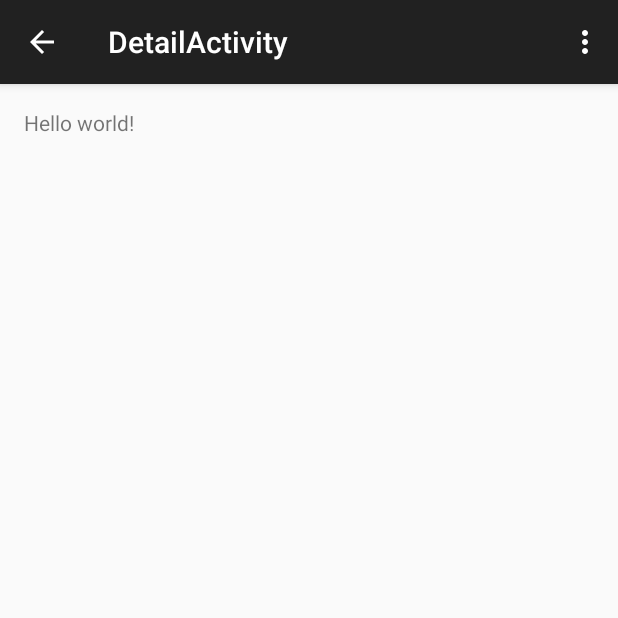
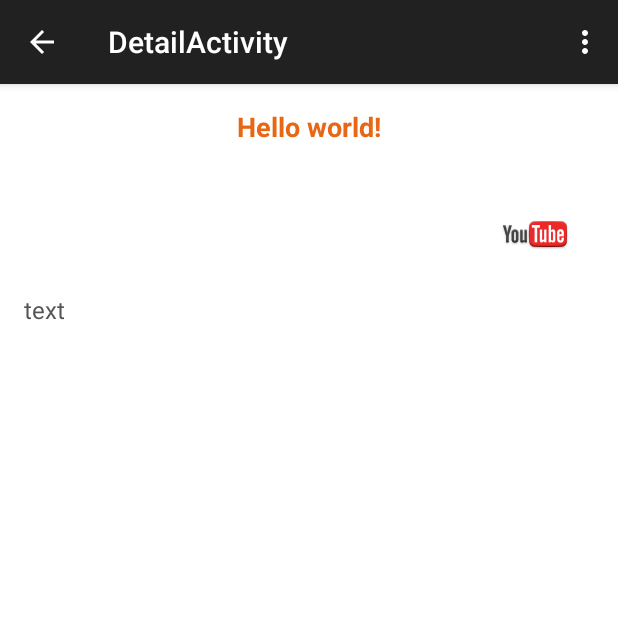
Before and after one commit to chebTS/hromadskeCK2015, an Android app: the fragment DetailFragment placed in its activity, on a phone screen of 412 x 824 dp, the top half of it. Run offline under Robolectric (Android 15) with nearby library versions, the phone set to English and light mode, and no system bars; libraries missing offline, so code that uses them is left out: com.nostra13.universalimageloader; 5 statements that could not run were skipped.

Commit message:
DetailsFragment

```diff
--- a/Hromadske/app/src/main/java/com/hromadske/tv/ck/adapters/BaseEntitiesAdapter.java
+++ b/Hromadske/app/src/main/java/com/hromadske/tv/ck/adapters/BaseEntitiesAdapter.java
@@ -47,7 +47,6 @@ public class BaseEntitiesAdapter extends ArrayAdapter<BaseEntity> {
         BaseEntity entity = getItem(position);
         holder.txtName.setText(entity.getTitle());
         ImageAware imageAware = new ImageViewAware(holder.imgIcon);
-
         IMAGELOADER.displayImage(entity.getImage(), imageAware);
         return convertView;
     }
--- a/Hromadske/app/src/main/java/com/hromadske/tv/ck/fragments/DetailFragment.java
+++ b/Hromadske/app/src/main/java/com/hromadske/tv/ck/fragments/DetailFragment.java
@@ -7,31 +7,48 @@ import android.os.Bundle;
 import android.view.LayoutInflater;
 import android.view.View;
 import android.view.ViewGroup;
+import android.widget.ImageView;
 import android.widget.TextView;
 
 import com.hromadske.tv.ck.R;
 import com.hromadske.tv.ck.entities.BaseEntity;
 import com.hromadske.tv.ck.utils.SystemUtils;
+import com.nostra13.universalimageloader.core.imageaware.ImageAware;
+import com.nostra13.universalimageloader.core.imageaware.ImageViewAware;
+
+import static com.hromadske.tv.ck.utils.SystemUtils.*;
+import static com.hromadske.tv.ck.utils.SystemUtils.IMAGELOADER;
 
 /**
  * Created by cheb on 28.12.2014.
  */
-public class DetailFragment extends Fragment {
-
+public class DetailFragment extends Fragment implements View.OnClickListener {
+    private BaseEntity entity;
     public DetailFragment() {
     }
 
     @Override
     public View onCreateView(LayoutInflater inflater, ViewGroup container,  Bundle savedInstanceState) {
-        View rootView = inflater.inflate(R.layout.fragment_detail, container, false);
-        return rootView;
+        return inflater.inflate(R.layout.fragment_detail, container, false);
     }
 
     @Override
     public void onViewCreated(View view, @Nullable Bundle savedInstanceState) {
         super.onViewCreated(view, savedInstanceState);
-        BaseEntity entity = (BaseEntity)getArguments().getSerializable(SystemUtils.EXTRA_ENTITY);
+        entity = (BaseEntity)getArguments().getSerializable(EXTRA_ENTITY);
         ((TextView)view.findViewById(R.id.txt_title)).setText(entity.getTitle());
+        ImageView imgYoutube = (ImageView)view.findViewById(R.id.img_youtube);
+        if(entity.getVideo() == null){
+            imgYoutube.setVisibility(View.GONE);
+        }else{
+            imgYoutube.setOnClickListener(this);
+        }
+        if (entity.getImage() != null){
+            ImageAware imageAware = new ImageViewAware((ImageView)view.findViewById(R.id.img_photo));
+            IMAGELOADER.displayImage(entity.getImage(), imageAware);
+        }
+
+        ((TextView)view.findViewById(R.id.txt_fulltext)).setText(entity.getFullText());
     }
 
     @Override
@@ -43,4 +60,13 @@ public class DetailFragment extends Fragment {
     public void onActivityCreated(@Nullable Bundle savedInstanceState) {
         super.onActivityCreated(savedInstanceState);
     }
+
+    @Override
+    public void onClick(View v) {
+        switch (v.getId()){
+            case R.id.img_youtube:
+                watchYoutubeVideo(getActivity(), entity.getVideo());
+                break;
+        }
+    }
 }
--- a/Hromadske/app/src/main/res/layout/fragment_detail.xml
+++ b/Hromadske/app/src/main/res/layout/fragment_detail.xml
@@ -1,18 +1,54 @@
-<RelativeLayout
+<ScrollView
     xmlns:android="http://schemas.android.com/apk/res/android"
     xmlns:tools="http://schemas.android.com/tools"
+    android:background="@android:color/white"
+    android:layout_width="match_parent"
+    android:layout_height="match_parent">
+
+    <LinearLayout
+        android:orientation="vertical"
         android:layout_width="match_parent"
         android:layout_height="match_parent"
         android:paddingLeft="@dimen/activity_horizontal_margin"
         android:paddingRight="@dimen/activity_horizontal_margin"
         android:paddingTop="@dimen/activity_vertical_margin"
         android:paddingBottom="@dimen/activity_vertical_margin"
-    tools:context="com.hromadske.tv.ck.activities.DetailActivity$PlaceholderFragment">
+        tools:context="com.hromadske.tv.ck.fragments.DetailFragment">
 
         <TextView
             android:id="@+id/txt_title"
             android:text="@string/hello_world"
+            android:textSize="@dimen/text_huge"
+            android:textStyle="bold"
+            android:gravity="center"
+            android:textColor="@color/orange"
+            android:layout_width="match_parent"
+            android:layout_height="wrap_content" />
+
+        <ImageView
+            android:id="@+id/img_photo"
+            android:paddingTop="10dp"
+            android:paddingBottom="10dp"
+            android:scaleType="centerCrop"
+            android:layout_width="match_parent"
+            android:layout_height="wrap_content" />
+
+        <ImageView
+            android:id="@+id/img_youtube"
+            android:src="@drawable/youtube_icon"
+            android:padding="15dp"
+            android:layout_gravity="right"
             android:layout_width="wrap_content"
             android:layout_height="wrap_content" />
 
-</RelativeLayout>
+        <TextView
+            android:id="@+id/txt_fulltext"
+            android:text="text"
+            android:textColor="@color/text_color"
+            android:textSize="@dimen/text_big"
+            android:layout_width="match_parent"
+            android:layout_height="wrap_content" />
+
+    </LinearLayout>
+
+</ScrollView>
```
Also changed, not shown: Hromadske/app/src/main/java/com/hromadske/tv/ck/utils/SystemUtils.java (+15 -0 lines), Hromadske/app/src/main/res/drawable-hdpi/youtube_icon.png (added), Hromadske/app/src/main/res/drawable-mdpi/youtube_icon.png (added), Hromadske/app/src/main/res/drawable-xhdpi/youtube_icon.png (added), Hromadske/app/src/main/res/drawable-xxhdpi/youtube_icon.png (added), Hromadske/app/src/main/res/drawable-xxxhdpi/youtube_icon.png (added). Lines whose indentation alone changed are shown as unchanged.
